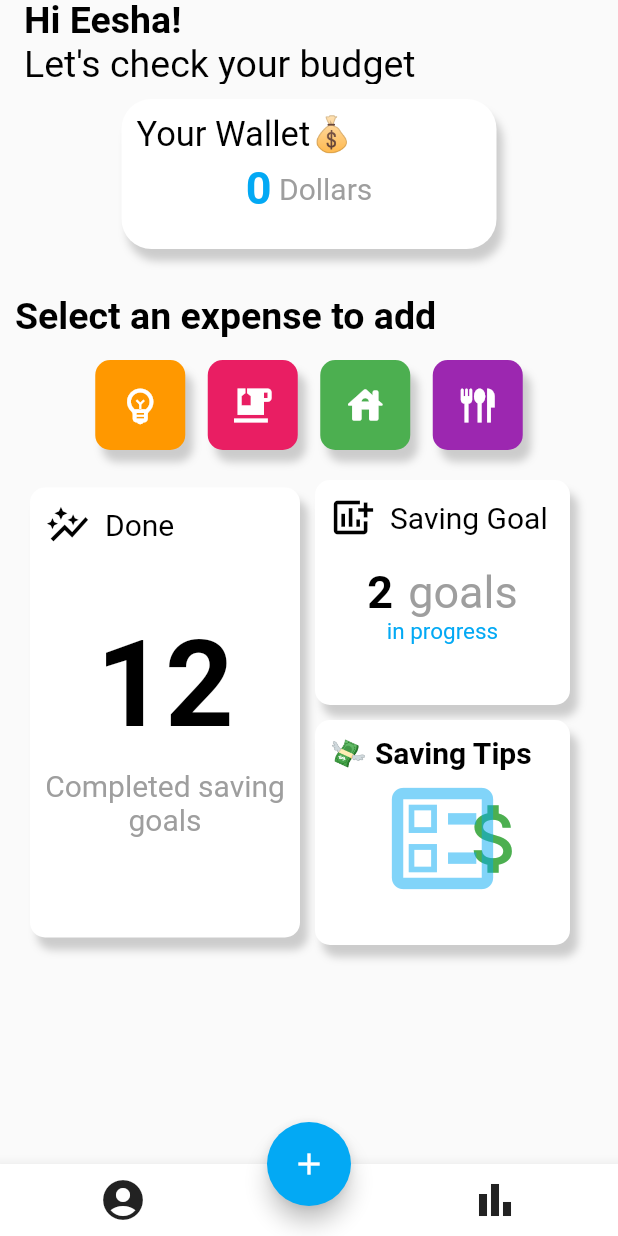
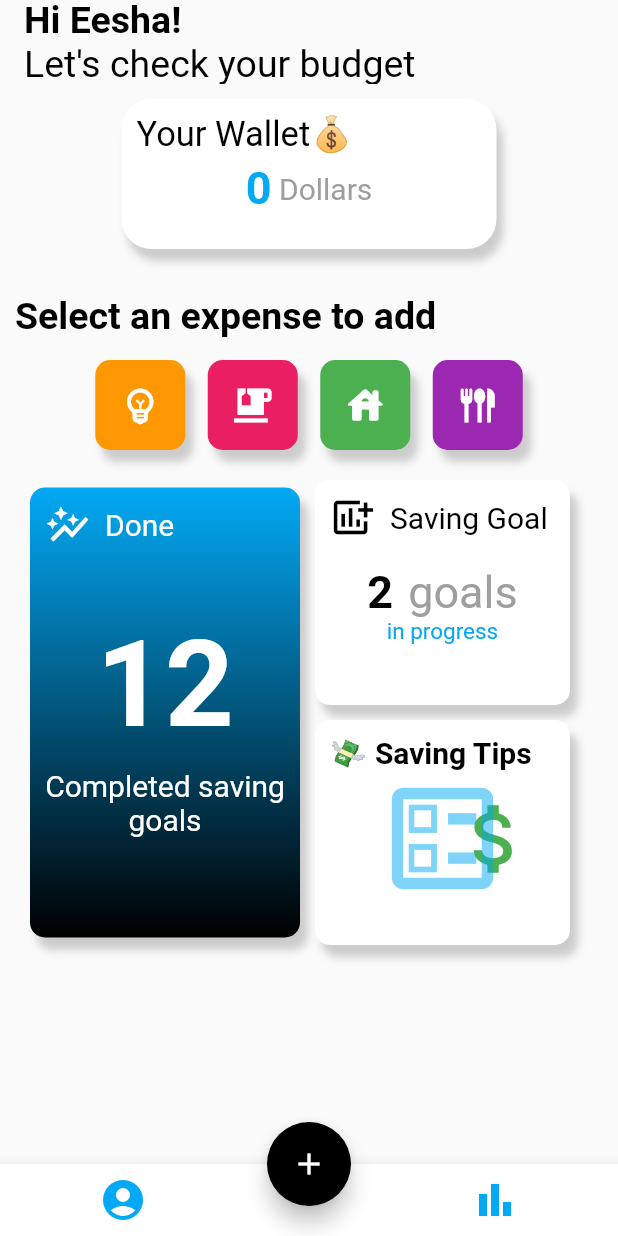
Before and after one commit to Eesha20011/BudgetingApp, a Flutter app: the MyHomePage screen opened directly, on a phone screen of 412 x 824 dp. Run offline on Flutter 3.47's test engine with Material 2 defaults, Android fonts, the phone set to English and light mode, and no system bars; our stand-ins replace google_fonts.

Commit message:
new colors

```diff
--- a/budgetingapp/lib/homePage.dart
+++ b/budgetingapp/lib/homePage.dart
@@ -437,7 +437,7 @@ Widget _buildPopupDialogExpense(BuildContext context, String TitleOfPopup) {
           children: [
             const Spacer(),
             IconButton(
-                icon: const Icon(Icons.account_circle, size: 32),
+                icon: const Icon(Icons.account_circle, size: 32, color: Colors.lightBlue,),
                 onPressed: () {}),
             const SizedBox(
               width: 200,
@@ -446,6 +446,7 @@ Widget _buildPopupDialogExpense(BuildContext context, String TitleOfPopup) {
                 icon: const Icon(
                   Icons.bar_chart_outlined,
                   size: 32,
+                  color: Colors.lightBlue
                 ),
                 onPressed: () {}),
             const Spacer(),
@@ -453,7 +454,7 @@ Widget _buildPopupDialogExpense(BuildContext context, String TitleOfPopup) {
         ),
       ),
       floatingActionButton: FloatingActionButton(
-          backgroundColor: Colors.lightBlue,
+          backgroundColor: Colors.black,
           child: const Icon(
             Icons.add,
           ),
@@ -691,8 +692,11 @@ GestureDetector(
                     width: 180,
                     height: 300,
                     decoration: BoxDecoration(
-                      color: Colors.white,
                       borderRadius: BorderRadius.circular(10),
+                      gradient: LinearGradient(
+                     colors: [Colors.lightBlue, Colors.black],
+                     begin: Alignment.topCenter,
+                       end: Alignment.bottomCenter),
                       boxShadow: [
                         BoxShadow(
                           color: Colors.grey.withOpacity(0.5),
@@ -714,7 +718,7 @@ GestureDetector(
                             const Icon(
                               Icons.auto_graph,
                               size: 30,
-                              color: Colors.black,
+                              color: Colors.white,
                             ),
                             const SizedBox(
                               width: 10,
@@ -723,7 +727,7 @@ GestureDetector(
                               "Done",
                               style: GoogleFonts.roboto(
                                   fontWeight: FontWeight.normal,
-                                  color: Colors.black,
+                                  color: Colors.white,
                                   fontSize: 20),
                             ),
                           ],
@@ -735,7 +739,7 @@ GestureDetector(
                           "12",
                           style: GoogleFonts.roboto(
                               fontWeight: FontWeight.bold,
-                              color: Colors.black,
+                              color: Colors.white,
                               fontSize: 80),
                         ),
                         const SizedBox(
@@ -746,7 +750,7 @@ GestureDetector(
                           textAlign: TextAlign.center,
                           style: GoogleFonts.roboto(
                             fontWeight: FontWeight.normal,
-                            color: Colors.grey,
+                            color: Colors.white,
                             fontSize: 20,
                           ),
                         ),
```
